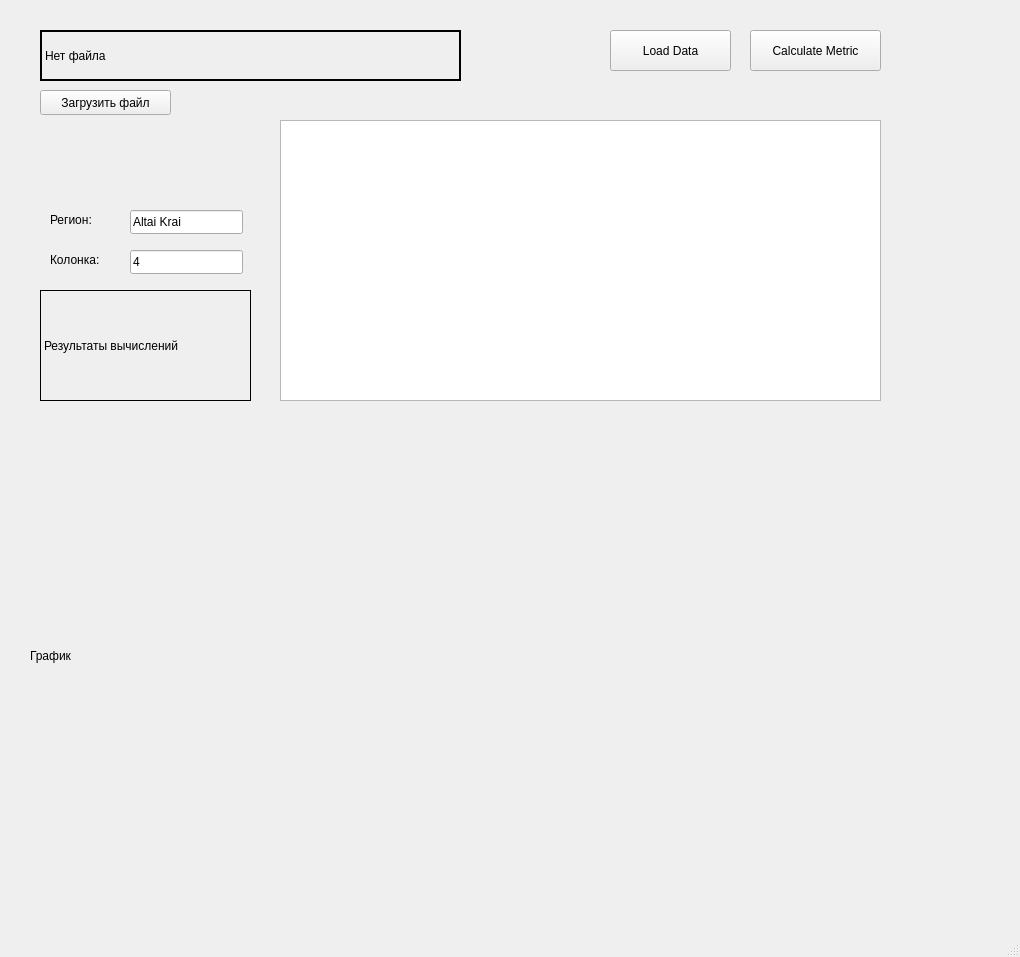
KriptYashka/QT_2DVisual, file mainwindow.ui: the form before one commit.
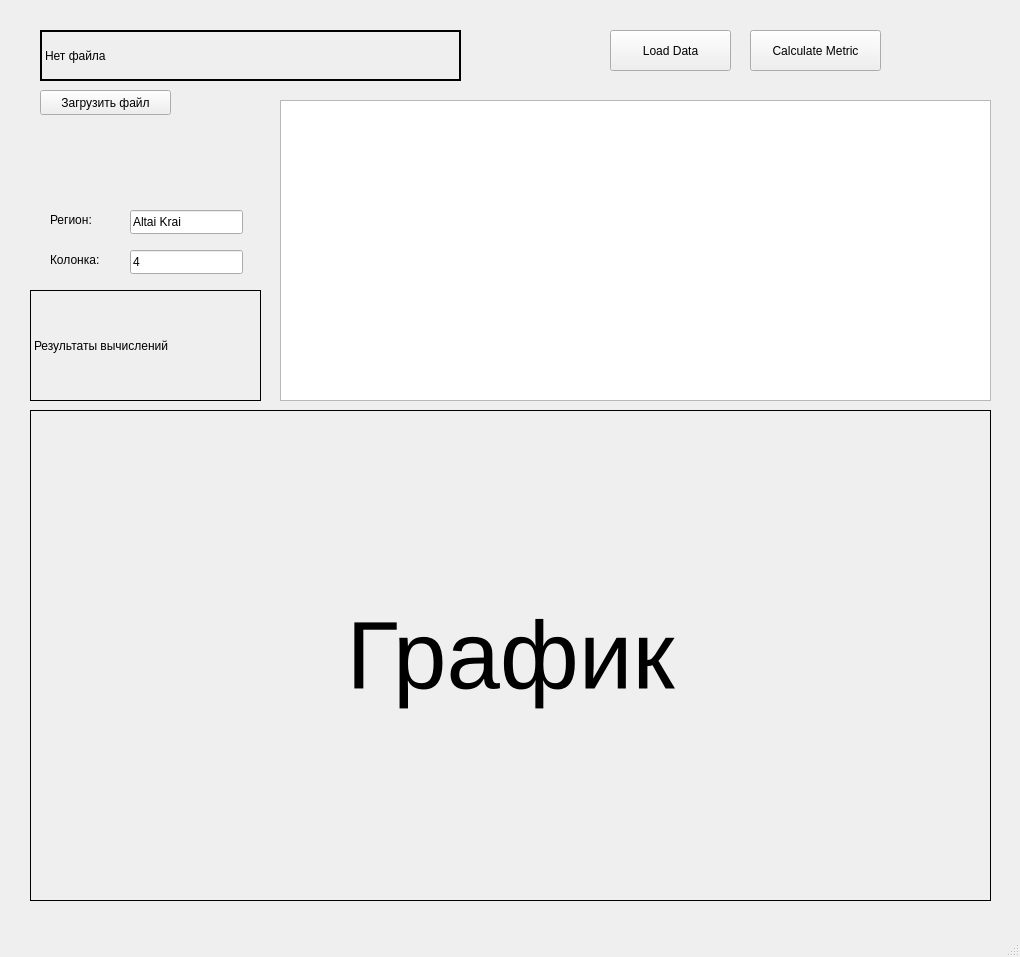
The form after the commit.

```diff
--- a/mainwindow.ui
+++ b/mainwindow.ui
@@ -123,9 +123,9 @@
    <widget class="QLabel" name="label_result">
     <property name="geometry">
      <rect>
-      <x>40</x>
+      <x>30</x>
       <y>290</y>
-      <width>211</width>
+      <width>231</width>
       <height>111</height>
      </rect>
     </property>
@@ -146,9 +146,9 @@
     <property name="geometry">
      <rect>
       <x>280</x>
-      <y>120</y>
-      <width>601</width>
-      <height>281</height>
+      <y>100</y>
+      <width>711</width>
+      <height>301</height>
      </rect>
     </property>
    </widget>
@@ -174,9 +174,23 @@
       <height>491</height>
      </rect>
     </property>
+    <property name="font">
+     <font>
+      <pointsize>72</pointsize>
+     </font>
+    </property>
+    <property name="frameShape">
+     <enum>QFrame::Panel</enum>
+    </property>
     <property name="text">
      <string>График</string>
     </property>
+    <property name="alignment">
+     <set>Qt::AlignCenter</set>
+    </property>
+    <property name="margin">
+     <number>20</number>
+    </property>
    </widget>
   </widget>
   <widget class="QMenuBar" name="menubar">
```
Left out of the diff: 3 changed lines with no effect on the pictures.
